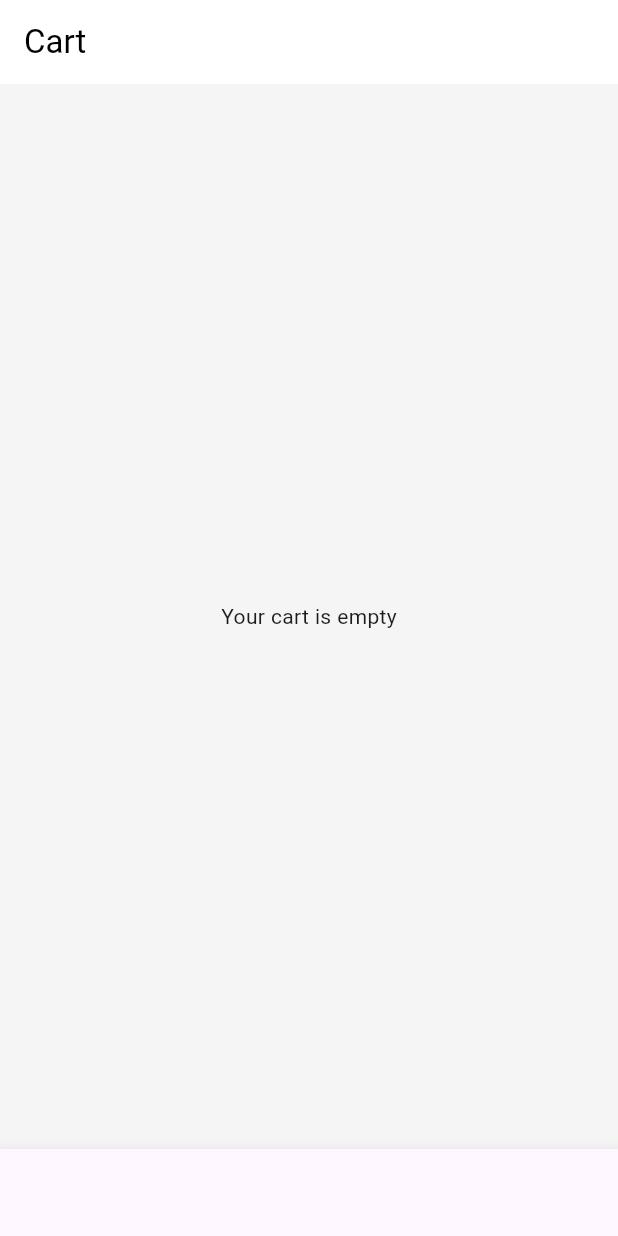
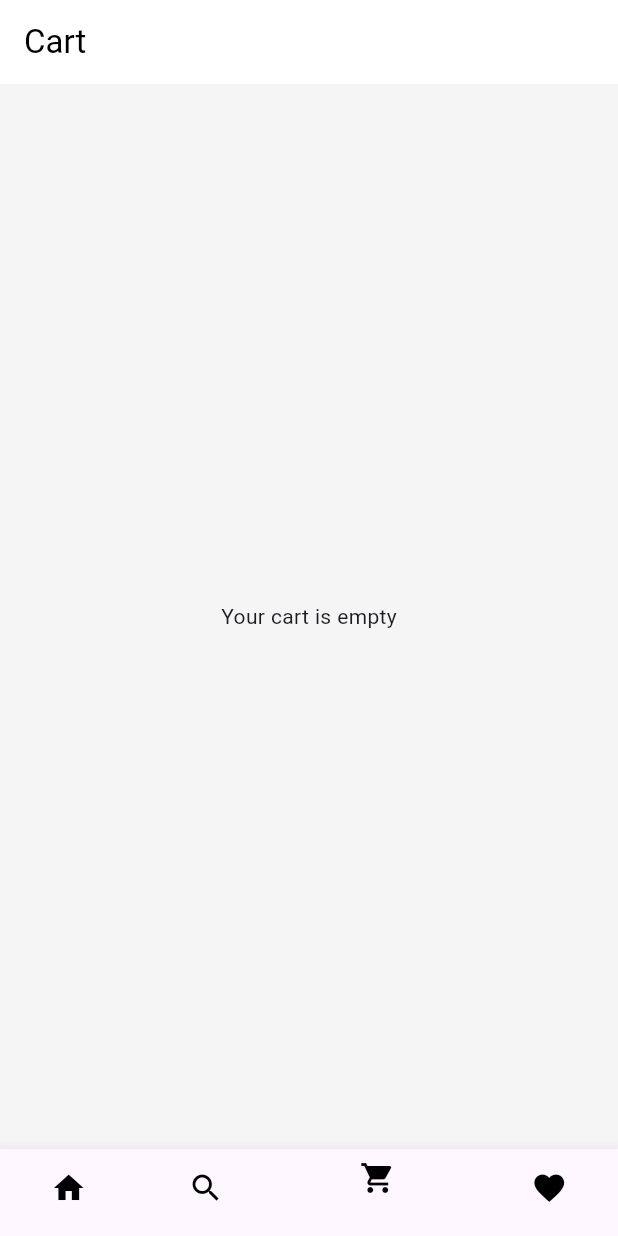
Before and after one commit to Leeli14/Hastens, a Flutter app: the screen it shows after launch, item 3 of the bottom bar chosen, on a phone screen of 412 x 824 dp. Run offline on Flutter 3.47's test engine with Material 3 defaults, Android fonts, the phone set to English and light mode, and no system bars.

Commit message:
2nd commit, added a transparent background png but it hasn't worked yet.  also changed the currency from Rs to UGX

```diff
--- a/e_commerce/lib/main.dart
+++ b/e_commerce/lib/main.dart
@@ -5,6 +5,8 @@ import 'screens/main_screen.dart';
 import 'providers/product_provider.dart';
 import 'providers/cart_provider.dart';
 import 'providers/favorites_provider.dart';
+import 'package:flutter_localizations/flutter_localizations.dart';
+
 
 void main() {
   runApp(
@@ -25,6 +27,16 @@ class MyApp extends StatelessWidget {
   @override
   Widget build(BuildContext context) {
     return MaterialApp(
+       locale: const Locale('en', 'UG'),
+  supportedLocales: const [
+    Locale('en', 'UG'),
+  ],
+  localizationsDelegates: const [
+    GlobalMaterialLocalizations.delegate,
+    GlobalWidgetsLocalizations.delegate,
+    GlobalCupertinoLocalizations.delegate,
+  ],
+      debugShowCheckedModeBanner: false,
       title: 'Hastens',
       theme: AppTheme.lightTheme,
       darkTheme: AppTheme.darkTheme,
--- a/e_commerce/lib/providers/product_provider.dart
+++ b/e_commerce/lib/providers/product_provider.dart
@@ -9,7 +9,7 @@ class ProductProvider extends ChangeNotifier {
       image: "assets/images/earbuds.png",
       products: [
         Product(name: "Bass Earbuds", price: 2500, image: "assets/images/earbuds.png"),
-        Product(name: "Pro Earbuds", price: 3200, image: "assets/images/earbuds.png"),
+        Product(name: "Pro Earbuds", price: 3200, image: "assets/images/airpods.png"),
       ],
     ),
     Category(
--- a/e_commerce/lib/screens/cart_screen.dart
+++ b/e_commerce/lib/screens/cart_screen.dart
@@ -1,6 +1,7 @@
 import 'package:flutter/material.dart';
 import 'package:provider/provider.dart';
 import '../providers/cart_provider.dart';
+import '../utils/currency_formatter.dart';
 
 
 class CartScreen extends StatelessWidget {
@@ -25,7 +26,7 @@ class CartScreen extends StatelessWidget {
                       return ListTile(
                         leading: Image.asset(product.image, width: 40),
                         title: Text(product.name),
-                        subtitle: Text("Rs ${product.price} x $qty"),
+                        subtitle: Text("${CurrencyFormatter.format(product.price)} x $qty"),
                         trailing: Row(
                           mainAxisSize: MainAxisSize.min,
                           children: [
@@ -52,7 +53,7 @@ class CartScreen extends StatelessWidget {
                   padding: const EdgeInsets.all(16.0),
                   child: Column(
                     children: [
-                      Text("Total: Rs ${cart.totalPrice.toStringAsFixed(0)}",
+                      Text("Total: ${CurrencyFormatter.format(cart.totalPrice)}",
                           style: const TextStyle(fontSize: 18, fontWeight: FontWeight.bold)),
                       const SizedBox(height: 8),
                       ElevatedButton(
--- a/e_commerce/lib/screens/main_screen.dart
+++ b/e_commerce/lib/screens/main_screen.dart
@@ -39,19 +39,25 @@ class _MainScreenState extends State<MainScreen> {
           });
         },
         items: [
-          const BottomNavigationBarItem(
-            icon: Icon(Icons.home),
+          BottomNavigationBarItem(
+            icon: Icon(Icons.home,
+            color: Theme.of(context).iconTheme.color,
+            ),
             label: 'Home',
           ),
-          const BottomNavigationBarItem(
-            icon: Icon(Icons.search),
+          BottomNavigationBarItem(
+            icon: Icon(Icons.search,
+            color: Theme.of(context).iconTheme.color,
+            ),
             label: 'Search',
           ),
           BottomNavigationBarItem(
             icon: Stack(
               clipBehavior: Clip.none,
               children: [
-                const Icon(Icons.shopping_cart),
+                Icon(Icons.shopping_cart,
+                color: Theme.of(context).iconTheme.color,
+                ),
                 if (cartProvider.itemCount > 0)
                   Positioned(
                     right: -6,
@@ -81,8 +87,10 @@ class _MainScreenState extends State<MainScreen> {
               ,
             label: 'Cart',
           ),
-          const BottomNavigationBarItem(
-            icon: Icon(Icons.favorite),
+          BottomNavigationBarItem(
+            icon: Icon(Icons.favorite,
+            color: Theme.of(context).iconTheme.color,
+            ),
             label: 'Favourites',
           ),
 
--- a/e_commerce/lib/themes/theme.dart
+++ b/e_commerce/lib/themes/theme.dart
@@ -6,6 +6,7 @@ class AppTheme{
     primarySwatch: Colors.blue,
     scaffoldBackgroundColor: Colors.grey[100],
     cardColor: Colors.white,
+    iconTheme: IconThemeData(color: Colors.black),
     appBarTheme: AppBarTheme(
       backgroundColor: Colors.white,
       foregroundColor: Colors.black,
@@ -18,10 +19,12 @@ class AppTheme{
     primarySwatch: Colors.blue,
     scaffoldBackgroundColor: Colors.grey[900],
     cardColor: Colors.grey[800],
+    iconTheme: IconThemeData(color: Colors.white),
     appBarTheme: AppBarTheme(
       backgroundColor: Colors.grey[900],
       foregroundColor: Colors.white,
       elevation: 0,
+
     ),
   );
 }
--- /dev/null
+++ b/e_commerce/lib/utils/currency_formatter.dart
@@ -0,0 +1,13 @@
+import 'package:intl/intl.dart';
+
+class CurrencyFormatter {
+  static final _ugxFormatter = NumberFormat.currency(
+    locale: 'en_UG',  // English (Uganda)
+    symbol: 'UGX',    // Prefix symbol
+    decimalDigits: 0, // No cents in UGX
+  );
+
+  static String format(num amount) {
+    return _ugxFormatter.format(amount);
+  }
+}
--- a/e_commerce/lib/widgets/product_card.dart
+++ b/e_commerce/lib/widgets/product_card.dart
@@ -3,6 +3,7 @@ import 'package:provider/provider.dart';
 import '../providers/cart_provider.dart';
 import '../models/product.dart';
 import '../providers/favorites_provider.dart';
+import '../utils/currency_formatter.dart';
 
 class ProductCard extends StatelessWidget {
   final Product product;
@@ -27,7 +28,7 @@ class ProductCard extends StatelessWidget {
             padding: const EdgeInsets.all(8.0),
             child: Text(product.name, textAlign: TextAlign.center),
           ),
-          Text("Rs ${product.price.toStringAsFixed(0)}",
+          Text(CurrencyFormatter.format(product.price),
               style: const TextStyle(color: Colors.green)),
           Row(
             mainAxisAlignment: MainAxisAlignment.spaceAround,
```
Also changed, not shown: e_commerce/pubspec.yaml (+22 -1 lines), e_commerce/assets/images/apple-airpods.png (added), e_commerce/pubspec.lock, 6 other files.
